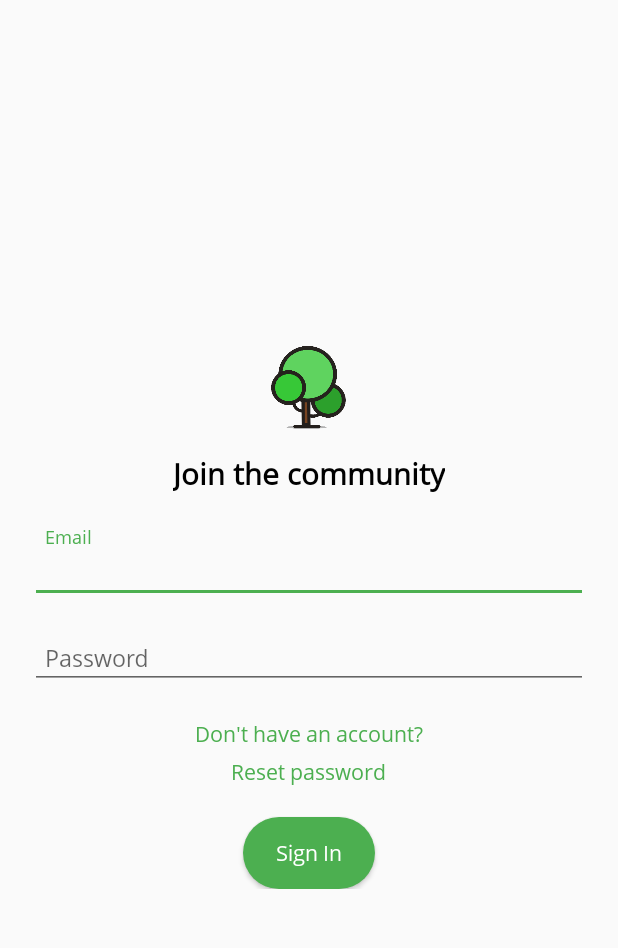
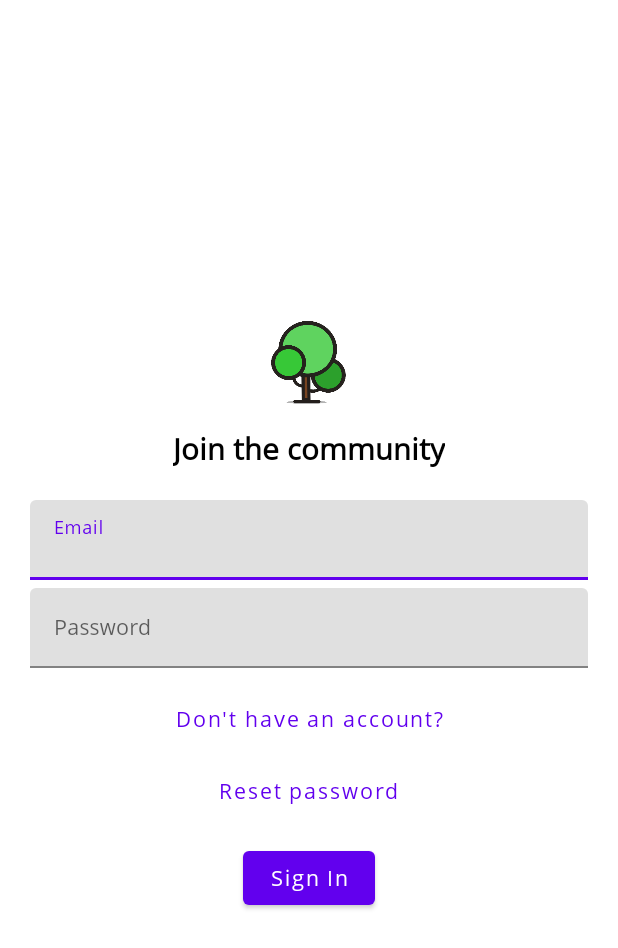
Before and after one commit to ochagovdanil/100gram, an Android app: the LoginActivity screen opened directly, with no data from a screen before it, on a phone screen of 412 x 824 dp. Shown: the top 948 px of the screen. Run offline under Robolectric (Android 15) with nearby library versions, the phone set to English and light mode, and no system bars; our stand-ins replace Firebase (no records; nobody signed in at launch, a user with empty details on screens opened directly).

Commit message:
Redesign the app

```diff
--- a/app/src/main/java/com/example/a100gram/fragments/AskDialogFragment.kt
+++ b/app/src/main/java/com/example/a100gram/fragments/AskDialogFragment.kt
@@ -1,17 +1,17 @@
 package com.example.a100gram.fragments
 
-import android.app.AlertDialog
 import android.app.Dialog
 import android.os.Bundle
 import androidx.fragment.app.DialogFragment
 import com.example.a100gram.R
+import com.google.android.material.dialog.MaterialAlertDialogBuilder
 
 class AskDialogFragment : DialogFragment() {
 
     private lateinit var mPositiveButtonClickListener: PositiveButtonClickListener
 
     override fun onCreateDialog(savedInstanceState: Bundle?): Dialog =
-        AlertDialog.Builder(context).apply {
+        MaterialAlertDialogBuilder(context).apply {
             setCancelable(false)
             setTitle("Warning!")
             setIcon(R.drawable.ic_dialog_warning)
--- a/app/src/main/java/com/example/a100gram/fragments/InformationDialogFragment.kt
+++ b/app/src/main/java/com/example/a100gram/fragments/InformationDialogFragment.kt
@@ -1,14 +1,14 @@
 package com.example.a100gram.fragments
 
-import android.app.AlertDialog
 import android.app.Dialog
 import android.os.Bundle
 import androidx.fragment.app.DialogFragment
+import com.google.android.material.dialog.MaterialAlertDialogBuilder
 
 class InformationDialogFragment : DialogFragment() {
 
     override fun onCreateDialog(savedInstanceState: Bundle?): Dialog =
-        AlertDialog.Builder(context).apply {
+        MaterialAlertDialogBuilder(context).apply {
             setCancelable(true)
             setMessage(
                 arguments?.getString(
--- a/app/src/main/res/color/bottom_navigation_view.xml
+++ b/app/src/main/res/color/bottom_navigation_view.xml
@@ -1,5 +1,5 @@
 <?xml version="1.0" encoding="utf-8"?>
 <selector xmlns:android="http://schemas.android.com/apk/res/android">
-    <item android:state_checked="true" android:color="@color/colorPrimaryDark" />
-    <item android:state_checked="false" android:color="@color/colorWhite" />
+    <item android:state_checked="true" android:color="@color/colorWhite" />
+    <item android:state_checked="false" android:color="@color/colorNavigationBottomViewNotSelected" />
 </selector>
--- a/app/src/main/res/drawable/button_form_background.xml
+++ /dev/null
@@ -1,15 +0,0 @@
-<?xml version="1.0" encoding="utf-8"?>
-<selector xmlns:android="http://schemas.android.com/apk/res/android">
-    <item android:state_pressed="true">
-        <shape>
-            <solid android:color="@color/colorPrimaryDark" />
-            <corners android:radius="30dp" />
-        </shape>
-    </item>
-    <item android:state_pressed="false">
-        <shape>
-            <solid android:color="@color/colorPrimary" />
-            <corners android:radius="30dp" />
-        </shape>
-    </item>
-</selector>
--- a/app/src/main/res/layout/activity_change_password.xml
+++ b/app/src/main/res/layout/activity_change_password.xml
@@ -38,7 +38,7 @@
                         android:hint="@string/et_hint_change_password_activity_new_password"
                         style="@style/EditText" />
                 </com.google.android.material.textfield.TextInputLayout>
-                <Button
+                <com.google.android.material.button.MaterialButton
                     android:id="@+id/btn_change_password_activity_submit"
                     android:text="@string/btn_change_password_activity_submit"
                     style="@style/ButtonForm" />
--- a/app/src/main/res/layout/activity_login.xml
+++ b/app/src/main/res/layout/activity_login.xml
@@ -36,23 +36,24 @@
                     android:hint="@string/et_hint_login_activity_password"
                     style="@style/EditText" />
             </com.google.android.material.textfield.TextInputLayout>
-            <TextView
+            <Button
                 android:id="@+id/tv_login_activity_dont_have_account"
                 android:text="@string/tv_login_activity_not_have_account"
                 android:layout_gravity="center_horizontal"
                 android:textColor="@color/colorPrimary"
-                android:layout_marginTop="20dp"
+                android:layout_marginTop="10dp"
                 android:layout_width="wrap_content"
-                android:layout_height="wrap_content" />
-            <TextView
+                android:layout_height="wrap_content"
+                style="@style/Widget.MaterialComponents.Button.TextButton" />
+            <Button
                 android:id="@+id/tv_login_activity_reset_password"
                 android:text="@string/tv_login_activity_reset_password"
                 android:layout_gravity="center_horizontal"
                 android:textColor="@color/colorPrimary"
-                android:layout_marginTop="5dp"
                 android:layout_width="wrap_content"
-                android:layout_height="wrap_content" />
-            <Button
+                android:layout_height="wrap_content"
+                style="@style/Widget.MaterialComponents.Button.TextButton" />
+            <com.google.android.material.button.MaterialButton
                 android:id="@+id/btn_login_activity_submit"
                 android:text="@string/btn_login_activity_submit"
                 style="@style/ButtonForm" />
--- a/app/src/main/res/layout/fragment_new_article.xml
+++ b/app/src/main/res/layout/fragment_new_article.xml
@@ -19,7 +19,7 @@
                 android:orientation="vertical"
                 android:layout_width="match_parent"
                 android:layout_height="wrap_content">
-                <EditText
+                <com.google.android.material.textfield.TextInputEditText
                     android:id="@+id/et_new_article_fragment_title"
                     android:hint="@string/et_hint_new_article_fragment_title"
                     android:textSize="15sp"
@@ -30,7 +30,7 @@
                     android:inputType="textShortMessage"
                     android:layout_width="match_parent"
                     android:layout_height="wrap_content" />
-                <EditText
+                <com.google.android.material.textfield.TextInputEditText
                     android:id="@+id/et_new_article_fragment_content"
                     android:textSize="15sp"
                     android:hint="@string/et_hint_new_article_fragment_content"
--- a/app/src/main/res/layout/partial_logo.xml
+++ b/app/src/main/res/layout/partial_logo.xml
@@ -8,7 +8,7 @@
         android:layout_gravity="center_horizontal"
         android:layout_width="55dp"
         android:layout_height="55dp" />
-    <TextView
+    <com.google.android.material.textview.MaterialTextView
         android:text="@string/tv_logo_title"
         android:layout_gravity="center_horizontal"
         android:layout_marginTop="15dp"
--- a/app/src/main/res/layout/partial_progress_bar.xml
+++ b/app/src/main/res/layout/partial_progress_bar.xml
@@ -1,13 +1,11 @@
 <?xml version="1.0" encoding="utf-8"?>
 <RelativeLayout xmlns:android="http://schemas.android.com/apk/res/android"
-    xmlns:app="http://schemas.android.com/apk/res-auto"
     android:id="@+id/pb_layout"
     android:elevation="7dp"
     android:background="@color/colorProgressBarBackground"
     android:layout_width="match_parent"
     android:layout_height="match_parent">
-    <androidx.cardview.widget.CardView
-        app:cardCornerRadius="12dp"
+    <com.google.android.material.card.MaterialCardView
         android:layout_centerInParent="true"
         android:layout_width="wrap_content"
         android:layout_height="wrap_content">
@@ -16,5 +14,5 @@
             android:background="@color/colorProgressBar"
             android:layout_width="wrap_content"
             android:layout_height="wrap_content" />
-    </androidx.cardview.widget.CardView>
+    </com.google.android.material.card.MaterialCardView>
 </RelativeLayout>
--- a/app/src/main/res/values/colors.xml
+++ b/app/src/main/res/values/colors.xml
@@ -1,11 +1,15 @@
 <?xml version="1.0" encoding="utf-8"?>
 <resources>
-    <color name="colorPrimary">#4CAF50</color>
-    <color name="colorPrimaryDark">#43A047</color>
-    <color name="colorAccent">@color/colorPrimary</color>
+    <!-- Default Colors -->
+    <color name="colorPrimary">#6200EE</color>
+    <color name="colorPrimaryDark">#3700B3</color>
+    <color name="colorAccent">#BB86FC</color>
+
+    <!-- Other Colors -->
     <color name="colorWhite">#FFF</color>
     <color name="colorSilver">#E4E1E1</color>
     <color name="colorBlack">#000</color>
     <color name="colorProgressBarBackground">#99000000</color>
     <color name="colorProgressBar">#B2000000</color>
+    <color name="colorNavigationBottomViewNotSelected">#B68AF7</color>
 </resources>
--- a/app/src/main/res/values/styles.xml
+++ b/app/src/main/res/values/styles.xml
@@ -1,7 +1,7 @@
 <resources>
 
     <!-- Main Theme -->
-    <style name="AppTheme" parent="Theme.AppCompat.Light.NoActionBar">
+    <style name="AppTheme" parent="Theme.MaterialComponents.Light.NoActionBar">
         <item name="colorPrimary">@color/colorPrimary</item>
         <item name="colorPrimaryDark">@color/colorPrimaryDark</item>
         <item name="colorAccent">@color/colorAccent</item>
@@ -11,7 +11,7 @@
     </style>
 
     <!-- Splash Theme -->
-    <style name="Theme.AppCompat.Light.NoActionBar.FullScreen" parent="@style/Theme.AppCompat.Light.NoActionBar">
+    <style name="Theme.AppCompat.Light.NoActionBar.FullScreen" parent="Theme.MaterialComponents.Light.NoActionBar">
         <item name="android:windowBackground">@drawable/splash_background</item>
         <item name="colorPrimaryDark">@color/colorPrimaryDark</item>
         <item name="android:navigationBarColor">@color/colorPrimaryDark</item>
@@ -27,21 +27,16 @@
     </style>
 
     <style name="EditText">
-        <item name="android:textSize">15sp</item>
-        <item name="android:padding">10dp</item>
+        <item name="android:textSize">14sp</item>
         <item name="android:layout_width">match_parent</item>
         <item name="android:layout_height">wrap_content</item>
     </style>
 
     <style name="ButtonForm">
-        <item name="android:textColor">@color/colorWhite</item>
-        <item name="android:layout_marginTop">20dp</item>
-        <item name="android:paddingLeft">20dp</item>
-        <item name="android:paddingRight">20dp</item>
+        <item name="android:layout_marginTop">10dp</item>
         <item name="android:layout_gravity">center_horizontal</item>
         <item name="android:layout_width">wrap_content</item>
         <item name="android:layout_height">wrap_content</item>
-        <item name="android:background">@drawable/button_form_background</item>
     </style>
 
 </resources>
```
Also changed, not shown: app/src/main/res/layout/activity_register.xml (+5 -4 lines), app/src/main/res/layout/activity_view_article.xml (+4 -4 lines), app/src/main/res/layout/fragment_profile.xml (+4 -4 lines), app/src/main/res/layout/item_article.xml (+5 -7 lines).
